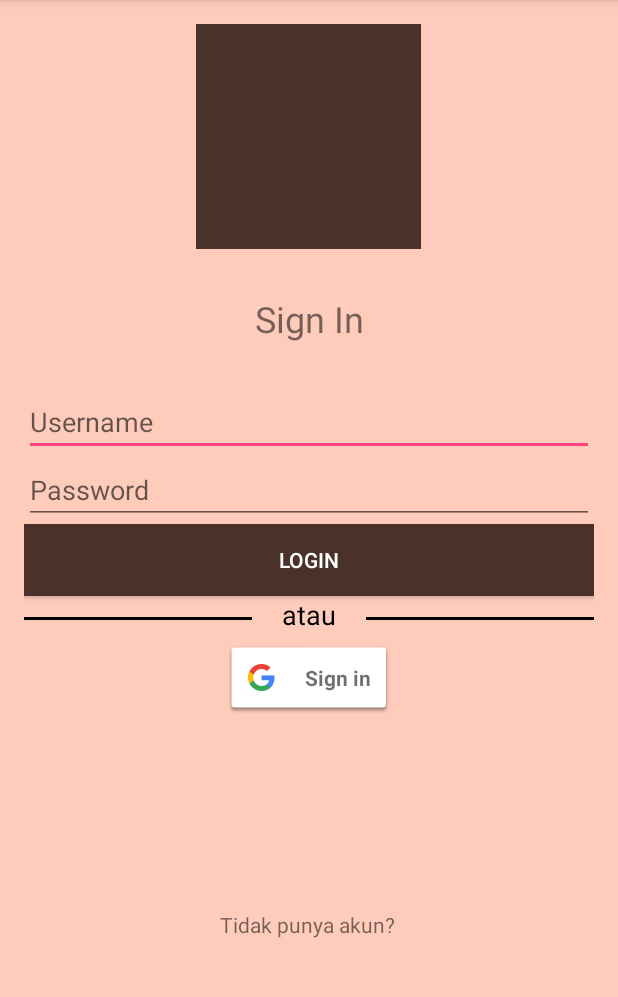
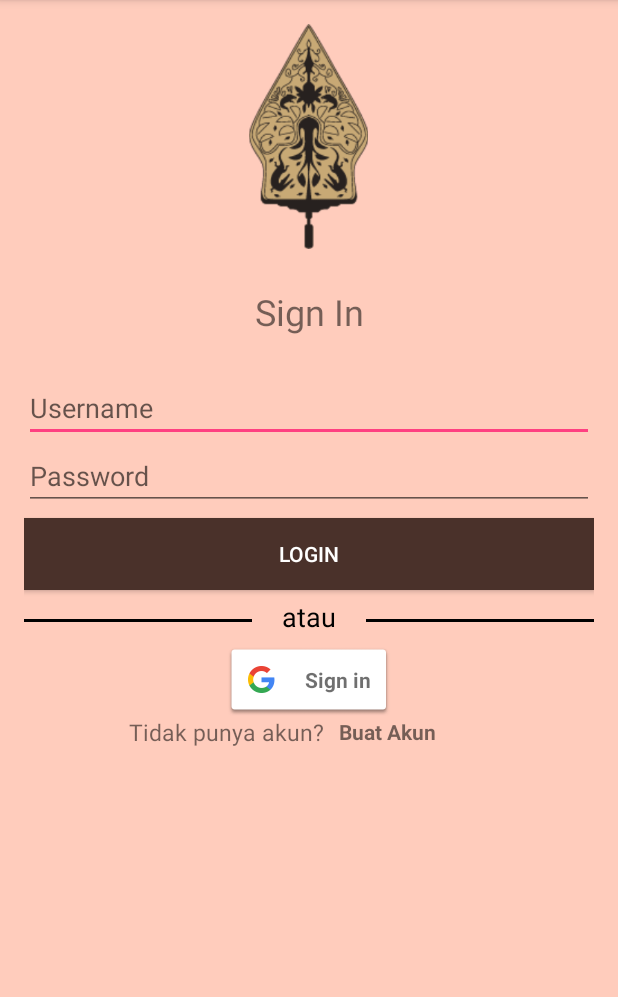
Before and after one commit to aldyrama/pepak-jawa, an Android app: the screen it shows after launch (LoginActivity), on a phone screen of 412 x 824 dp, the part 84-1081 px from its top. Run offline under Robolectric (Android 15) with nearby library versions, the light colour scheme and no system bars; our stand-ins replace Firebase (no records; nobody signed in at launch, a user with empty details on screens opened directly).

Commit message:
Create Registrasi

```diff
--- a/app/src/main/java/org/d3ifcool/pepakjawa/LoginActivity.java
+++ b/app/src/main/java/org/d3ifcool/pepakjawa/LoginActivity.java
@@ -138,4 +138,9 @@ public class LoginActivity extends AppCompatActivity {
         a.setFlags(Intent.FLAG_ACTIVITY_NEW_TASK);
         startActivity(a);
     }
+
+    public void createAccount(View view) {
+        Intent b = new Intent(LoginActivity.this,AccountActivity.class);
+        startActivity(b);
+    }
 }
--- a/app/src/main/res/layout/activity_login.xml
+++ b/app/src/main/res/layout/activity_login.xml
@@ -17,13 +17,13 @@
         <ImageView
             android:layout_width="150dp"
             android:layout_height="150dp"
-            android:src="@color/colorPrimary"/>
+            android:src="@drawable/wayang"/>
     </LinearLayout>
     <TextView
         android:layout_width="match_parent"
         android:layout_height="wrap_content"
-        android:layout_marginTop="30dp"
-        android:layout_marginBottom="30dp"
+        android:layout_marginTop="25dp"
+        android:layout_marginBottom="25dp"
         android:text="Sign In"
         android:textSize="24sp"
         android:gravity="center_horizontal"/>
@@ -38,6 +38,8 @@
     <Button
         android:layout_width="match_parent"
         android:layout_height="wrap_content"
+        android:layout_marginTop="5dp"
+        android:layout_marginBottom="5dp"
         android:background="@color/colorPrimary"
         android:textColor="@color/colorWhite"
         android:text="login"/>
@@ -65,6 +67,7 @@
             android:layout_weight="2"
             android:background="#000"/>
     </LinearLayout>
+
     <com.google.android.gms.common.SignInButton
         android:id="@+id/googleBtn"
         android:layout_width="wrap_content"
@@ -74,13 +77,29 @@
 
     <LinearLayout
         android:layout_width="match_parent"
-        android:layout_height="match_parent">
+        android:layout_height="wrap_content"
+        android:gravity="center">
+
+        <TextView
+            android:layout_width="wrap_content"
+            android:layout_height="wrap_content"
+            android:text="Tidak punya akun?"
+            android:textSize="15sp"
+            android:layout_marginLeft="70dp"
+            android:layout_marginRight="10dp"
+            />
+
         <TextView
             android:layout_width="match_parent"
-            android:layout_height="match_parent"
-            android:layout_marginTop="5dp"
-            android:gravity="center"
-            android:text="Tidak punya akun? "/>
+            android:layout_height="wrap_content"
+            android:text="Buat Akun"
+            android:onClick="createAccount"
+            android:textStyle="bold"
+            android:layout_marginRight="60dp"
+            />
+
     </LinearLayout>
 
+
+
 </LinearLayout>
```
